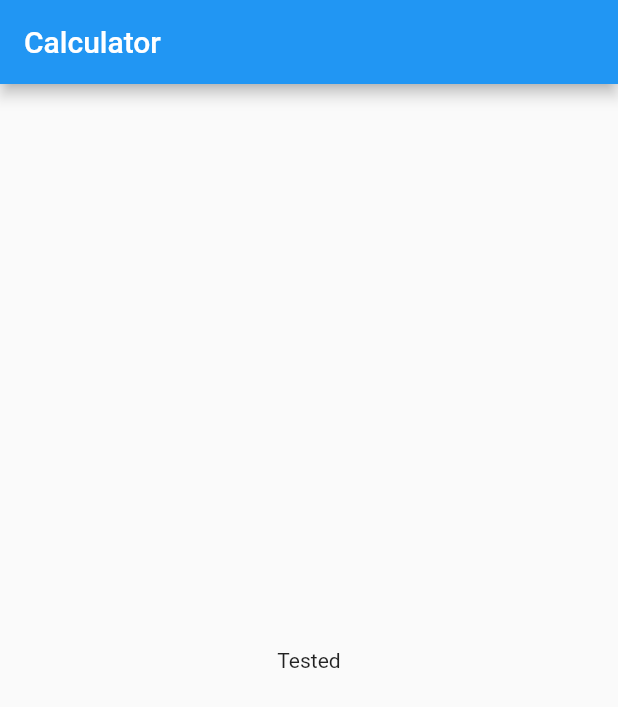
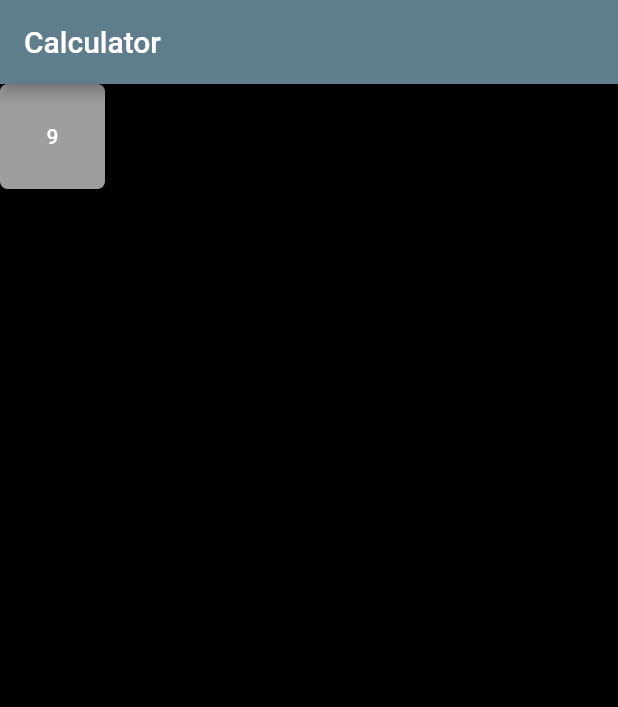
Before and after one commit to amt-juantuah/calculator-flutter, a Flutter app: the screen it shows after launch, on a phone screen of 412 x 824 dp. Shown: the top 707 px of the screen. Run offline on Flutter 3.47's test engine with Material 2 defaults, Android fonts, the phone set to English and light mode, and no system bars; our stand-ins replace device_preview.

Commit message:
number 9

```diff
--- a/lib/main.dart
+++ b/lib/main.dart
@@ -8,21 +8,56 @@ void main() => runApp(
   ),
 );
 
-class MyApp extends StatelessWidget {
+class MyApp extends StatefulWidget {
+  @override
+  State<MyApp> createState() => _MyAppState();
+}
+
+class _MyAppState extends State<MyApp> {
   @override
   Widget build(BuildContext context) {
+    final ButtonStyle flatButtonStyle = TextButton.styleFrom(
+      minimumSize: Size(70, 70),
+      backgroundColor: Colors.grey,
+      shape: RoundedRectangleBorder(borderRadius: BorderRadius.circular(5.0)),
+    );
     return MaterialApp(
       useInheritedMediaQuery: true,
       locale: DevicePreview.locale(context),
       builder: DevicePreview.appBuilder,
       debugShowCheckedModeBanner: false,
+      title: "BCS Flutter Calculator",
+      theme: ThemeData(primarySwatch: Colors.blueGrey),
       home: Scaffold(
         appBar: AppBar(
-          title: Text("Calculator")
+          title: Text("Calculator"),
+          // backgroundColor: Color(0xFF00886A),
         ),
-        body: Center(
-          child: Text("Tested")
-        )
+        body: Container(
+          child: Column(
+            children: [
+              Row(
+                children: [
+                  Container(
+                    child: SizedBox(
+                      width: 70,
+                      height: 70,
+                      child: TextButton(
+                        style: flatButtonStyle,
+                        onPressed: () {},
+                        child: Text(
+                          "9",
+                          style: TextStyle(color: Colors.white)
+                        )
+                      ),
+                    ),
+                  )
+                ],
+              )
+            ],
+            )
+          ),
+        backgroundColor: Color(0xFF000000),
       ),
     ); // MaterialApp
   }
```
Also changed, not shown: lib/buttons.dart (deleted), lib/calculator_screen.dart (added).
